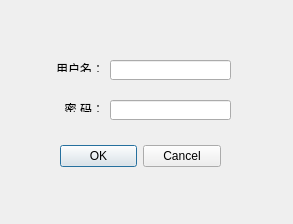
Old version of the form login.ui in the repository puzzledsky/os-course-design.
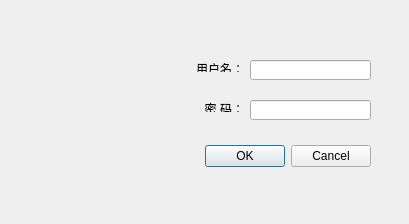
New version of the form. Icons and pictures are not drawn.

What changed in the file:
```diff
--- a/login.ui
+++ b/login.ui
@@ -6,7 +6,7 @@
    <rect>
     <x>0</x>
     <y>0</y>
-    <width>293</width>
+    <width>409</width>
     <height>224</height>
    </rect>
   </property>
@@ -16,9 +16,9 @@
   <widget class="QDialogButtonBox" name="buttonBox">
    <property name="geometry">
     <rect>
-     <x>60</x>
+     <x>190</x>
      <y>140</y>
-     <width>161</width>
+     <width>181</width>
      <height>32</height>
     </rect>
    </property>
@@ -32,7 +32,7 @@
   <widget class="QLineEdit" name="lineEdit_pwd">
    <property name="geometry">
     <rect>
-     <x>110</x>
+     <x>250</x>
      <y>100</y>
      <width>121</width>
      <height>20</height>
@@ -48,7 +48,7 @@
   <widget class="QLabel" name="label_13">
    <property name="geometry">
     <rect>
-     <x>50</x>
+     <x>190</x>
      <y>60</y>
      <width>54</width>
      <height>12</height>
@@ -61,7 +61,7 @@
   <widget class="QLabel" name="label_14">
    <property name="geometry">
     <rect>
-     <x>50</x>
+     <x>190</x>
      <y>100</y>
      <width>54</width>
      <height>12</height>
@@ -77,13 +77,29 @@
   <widget class="QLineEdit" name="lineEdit_name">
    <property name="geometry">
     <rect>
-     <x>110</x>
+     <x>250</x>
      <y>60</y>
      <width>121</width>
      <height>20</height>
     </rect>
    </property>
   </widget>
+  <widget class="QLabel" name="label">
+   <property name="geometry">
+    <rect>
+     <x>30</x>
+     <y>30</y>
+     <width>131</width>
+     <height>131</height>
+    </rect>
+   </property>
+   <property name="styleSheet">
+    <string notr="true">border-image: url(:/welcome/chichen-welcome.png);</string>
+   </property>
+   <property name="text">
+    <string/>
+   </property>
+  </widget>
  </widget>
  <resources/>
  <connections>
```
